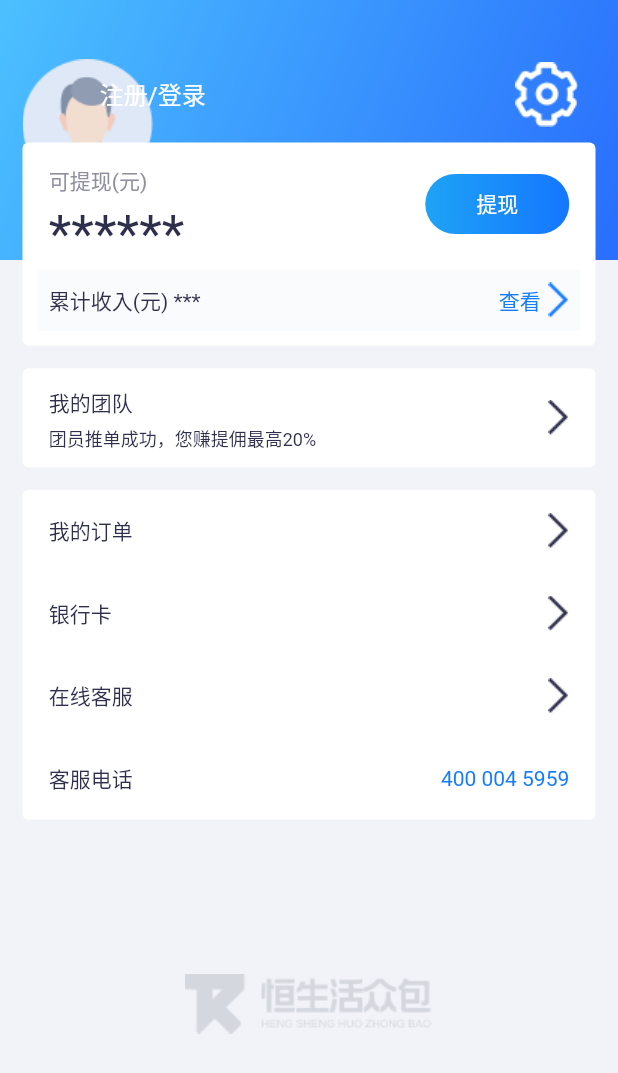
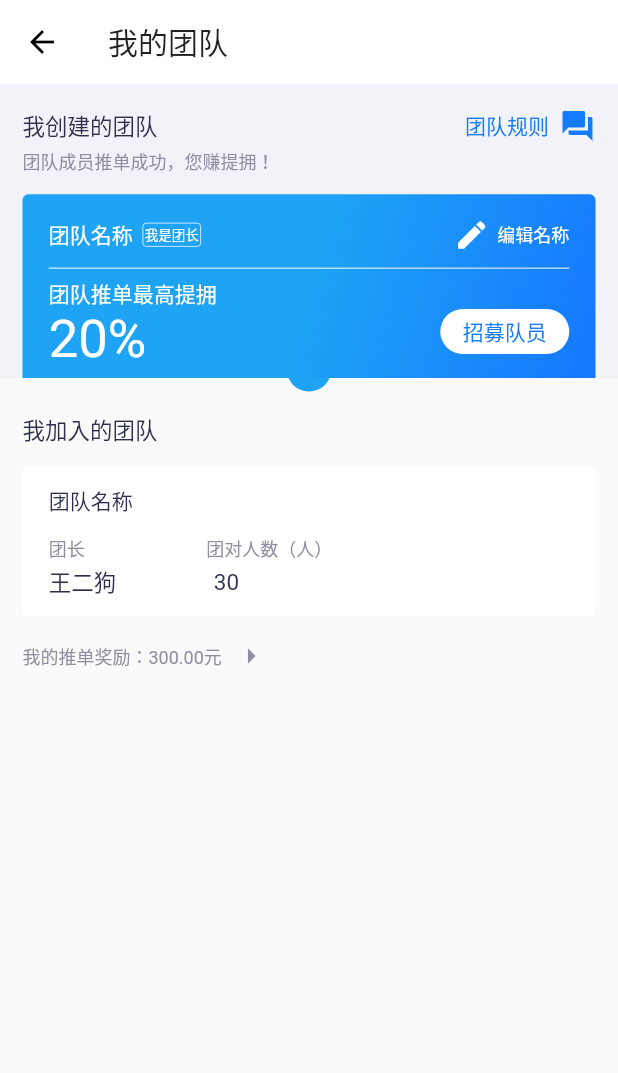
Before and after one commit to applebest/flutter_tk, a Flutter app: the MinePage screen opened directly, after a tap on "我的团队", on a phone screen of 412 x 824 dp. Shown: the top 1073 px of the screen. Run offline on Flutter 3.47's test engine with Material 2 defaults, Android fonts, the phone set to English and light mode, and no system bars; drawn by our look-alikes of oktoast; our stand-ins replace cached_network_image, dio, event_bus, fluro, flutter_spinkit, flutter_swiper_null_safety and 4 more; missing offline and left inert: common_utils, encrypt, flustars; network calls fail.

Commit message:
增加 我的团队

```diff
--- a/flutter_tuike/lib/page/mine/mine_page.dart
+++ b/flutter_tuike/lib/page/mine/mine_page.dart
@@ -224,9 +224,7 @@ class _MinePageState extends State<MinePage> {
   // 我的团队
   Widget _teamView() {
     return GestureDetector(
-      onTap: () {
-        print("我的团队点击");
-      },
+      onTap: () => Nav.push(context, MineRouter.myTeamPage),
       child: Container(
         decoration: BoxDecoration(
             borderRadius: BorderRadius.circular(4), color: Colors.white),
--- /dev/null
+++ b/flutter_tuike/lib/page/mine/page/my_team_page.dart
@@ -0,0 +1,294 @@
+import 'package:flutter/cupertino.dart';
+import 'package:flutter/material.dart';
+import 'package:fluttertuike/constant/constant.dart';
+import 'package:fluttertuike/widgets/load_iamge.dart';
+
+class MyTeamPage extends StatelessWidget {
+
+  GlobalKey _globalKey = GlobalKey();
+
+  Widget _myCreateTeamWidget() {
+    return Container(
+      key: _globalKey,
+      decoration: BoxDecoration(
+        color: Color.fromRGBO(241, 243, 248, 1),
+      ),
+      padding: EdgeInsets.symmetric(horizontal: 15),
+      child: Column(
+        crossAxisAlignment: CrossAxisAlignment.start,
+        children: [
+          SizedBox(
+            height: 16,
+          ),
+          Row(
+            children: [
+              Expanded(
+                  child: Text(
+                "我创建的团队",
+                style: TextStyle(
+                    fontSize: 15, color: Color.fromRGBO(46, 46, 77, 1)),
+              )),
+              Text(
+                "团队规则",
+                style: TextStyle(
+                    fontSize: 14, color: Color.fromRGBO(22, 124, 254, 1)),
+              ),
+              SizedBox(
+                width: 7,
+              ),
+              Icon(
+                Icons.question_answer,
+                color: Color.fromRGBO(22, 124, 254, 1),
+              )
+            ],
+          ),
+          SizedBox(
+            height: 2.5,
+          ),
+          Text(
+            "团队成员推单成功，您赚提拥！",
+            style: TextStyle(
+                fontSize: 12, color: Color.fromRGBO(143, 143, 160, 1)),
+          ),
+          SizedBox(
+            height: 13,
+          ),
+          Container(
+            padding: EdgeInsets.symmetric(horizontal: 17.5),
+            decoration: BoxDecoration(
+                borderRadius: BorderRadius.only(
+                    topLeft: Radius.circular(4), topRight: Radius.circular(4)),
+                gradient: LinearGradient(
+                  colors: [
+                    Color.fromRGBO(30, 163, 245, 1),
+                    Color.fromRGBO(21, 119, 255, 1)
+                  ],
+                  begin: Alignment(0, 0.08),
+                  end: Alignment(1, 1),
+                )),
+            child: Column(
+              crossAxisAlignment: CrossAxisAlignment.start,
+              children: [
+                Container(
+                  padding: EdgeInsets.only(top: 15, bottom: 10),
+                  child: Row(
+                    children: [
+                      Text(
+                        "团队名称",
+                        style: TextStyle(
+                          color: Colors.white,
+                        ),
+                      ),
+                      SizedBox(
+                        width: 6.5,
+                      ),
+                      Container(
+                        padding: EdgeInsets.all(1),
+                        decoration: BoxDecoration(
+                          borderRadius: BorderRadius.circular(2.5),
+                          border: Border.all(width: 0.5, color: Colors.white),
+                        ),
+                        child: Text(
+                          "我是团长",
+                          style: TextStyle(color: Colors.white, fontSize: 9),
+                        ),
+                      ),
+                      Spacer(),
+                      Icon(
+                        Icons.edit,
+                        color: Colors.white,
+                      ),
+                      SizedBox(
+                        width: 5,
+                      ),
+                      Text("编辑名称",
+                          style: TextStyle(color: Colors.white, fontSize: 12)),
+                    ],
+                  ),
+                ),
+                Divider(
+                  height: 0.5,
+                  color: Colors.white,
+                ),
+                SizedBox(
+                  height: 6,
+                ),
+                Text("团队推单最高提拥",
+                    style: TextStyle(color: Colors.white, fontSize: 14)),
+                Row(
+                  crossAxisAlignment: CrossAxisAlignment.start,
+                  children: [
+                    Text(
+                      "20%",
+                      style: TextStyle(fontSize: 35, color: Colors.white),
+                    ),
+                    Spacer(),
+                    Container(
+                      width: 86,
+                      height: 30,
+                      alignment: Alignment.center,
+                      decoration: BoxDecoration(
+                        color: Colors.white,
+                        borderRadius: BorderRadius.circular(15),
+                      ),
+                      child: Text(
+                        "招募队员",
+                        style: TextStyle(
+                            color: Color.fromRGBO(22, 124, 254, 1),
+                            fontSize: 14),
+                      ),
+                    )
+                  ],
+                ),
+                SizedBox(
+                  height: 5,
+                )
+              ],
+            ),
+          )
+        ],
+      ),
+    );
+  }
+
+  Widget _myJoinTeamWidget() {
+    return Container(
+      decoration: BoxDecoration(
+        color: Color.fromRGBO(255, 255, 255, 0),
+//          gradient: LinearGradient(
+//            colors: [
+//              Color.fromRGBO(255, 255, 255, 1),
+//              Color.fromRGBO(255, 255, 255, 0),
+//            ],
+////            begin: Alignment(0.5, 0),
+////            end: Alignment(0.5, 0.08),
+//          ),
+//          boxShadow: [
+//            BoxShadow(
+//              color: Color.fromRGBO(98, 114, 137, 0.15),
+//              offset: Offset(0, -1.5),
+//              blurRadius: 1,
+//            )
+//          ]
+          ),
+      padding: EdgeInsets.symmetric(horizontal: 15),
+      child: Column(
+        crossAxisAlignment: CrossAxisAlignment.start,
+        children: [
+          SizedBox(
+            height: 23.5,
+          ),
+          Text(
+            "我加入的团队",
+            style:
+                TextStyle(fontSize: 15, color: Color.fromRGBO(46, 46, 77, 1)),
+          ),
+          SizedBox(
+            height: 13,
+          ),
+          Container(
+            height: 100,
+            padding: EdgeInsets.symmetric(horizontal: 17.5),
+            decoration: BoxDecoration(
+              color: Colors.white,
+              borderRadius: BorderRadius.circular(4),
+            ),
+            child: Column(
+              crossAxisAlignment: CrossAxisAlignment.start,
+              children: [
+                SizedBox(
+                  height: 12.5,
+                ),
+                Text("团队名称",style: TextStyle(fontSize: 14,color: Color.fromRGBO(46, 46, 77, 1)),),
+                SizedBox(
+                  height: 12.5,
+                ),
+                Row(
+                  children: [
+                    Text("团长",style: TextStyle(fontSize: 12,color: Color.fromRGBO(143, 143, 160, 1)),),
+                    SizedBox(
+                      width: 81,
+                    ),
+                    Text("团对人数（人）",style: TextStyle(fontSize: 12,color: Color.fromRGBO(143, 143, 160, 1)),),
+                    Spacer(),
+                  ],
+                ),
+                SizedBox(
+                  height: 2.5,
+                ),
+                Row(
+                  children: [
+                    Text("王二狗",style: TextStyle(fontSize: 15,color: Color.fromRGBO(46, 46, 77, 1)),),
+                    SizedBox(
+                      width: 65,
+                    ),
+                    Text("30",style: TextStyle(fontSize: 15,color: Color.fromRGBO(46, 46, 77, 1)),),
+                    Spacer(),
+                  ],
+                ),
+                Spacer(),
+              ],
+            ),
+          ),
+          SizedBox(
+            height: 15,
+          ),
+          Row(
+            children: [
+              Text("我的推单奖励：300.00元",style: TextStyle(fontSize: 12,color: Color.fromRGBO(143, 143, 160, 1)),),
+              SizedBox(
+                width: 7.5,
+              ),
+              Icon(Icons.arrow_right,color: Color.fromRGBO(143, 143, 160, 1),),
+            ],
+          )
+        ],
+      ),
+    );
+  }
+
+  @override
+  Widget build(BuildContext context) {
+    return Scaffold(
+      appBar: AppBar(
+        title: Text("我的团队"),
+      ),
+      body: Stack(
+        fit: StackFit.expand,
+        children: [
+          Positioned(
+            top: _globalKey.currentContext?.size?.height ?? 175,
+            left:  (Constant.screenSize.width - 30)  / 2,
+            child: Container(
+              width: 30,
+              height: 30,
+              decoration: BoxDecoration(
+                  borderRadius: BorderRadius.circular(15),
+                  color:Color.fromRGBO(30, 163, 245, 1),
+//                  gradient: LinearGradient(
+//                    colors: [
+//                      Color.fromRGBO(30, 163, 245, 1),
+//                      Color.fromRGBO(21, 119, 255, 1)
+//                    ],
+//                    begin: Alignment(0, 0.08),
+//                    end: Alignment(1, 1),
+//                  )
+              ),
+            ),
+          ),
+
+          Container(
+            child: Column(
+              children: [
+                _myCreateTeamWidget(),
+                Expanded(child: _myJoinTeamWidget()),
+              ],
+            ),
+          ),
+
+
+        ],
+      ),
+    );
+  }
+}
--- a/flutter_tuike/lib/page/mine/router/mine_router.dart
+++ b/flutter_tuike/lib/page/mine/router/mine_router.dart
@@ -1,6 +1,7 @@
 
 import 'package:fluro/fluro.dart';
 import 'package:fluro/src/fluro_router.dart';
+import 'package:fluttertuike/page/mine/page/my_team_page.dart';
 import 'package:fluttertuike/page/mine/page/posters_page.dart';
 import 'package:fluttertuike/page/mine/page/privacy_setting_page.dart';
 import 'package:fluttertuike/page/mine/page/setting_page.dart';
@@ -22,6 +23,8 @@ class MineRouter implements InterFaceRouter{
 
   static String postersPage  = "PostersPage";
 
+  static String myTeamPage  = "myTeamPage";
+
   @override
   void initRouter(FluroRouter router) {
     router.define(withdrawalPage, handler:Handler(handlerFunc:(_ , __) => WithdrawalPage()));
@@ -39,6 +42,7 @@ class MineRouter implements InterFaceRouter{
     router.define(privacySettingPage, handler: Handler(handlerFunc:(_ , __) => PrivacySettingPage()));
     router.define(withDrawalRecordPage, handler: Handler(handlerFunc:(_ , __) => WithDrawalRecordPage()));
     router.define(postersPage, handler: Handler(handlerFunc:(_ , __) => PostersPage()));
+    router.define(myTeamPage, handler: Handler(handlerFunc:(_ , __) => MyTeamPage()));
 
 
   }
```
